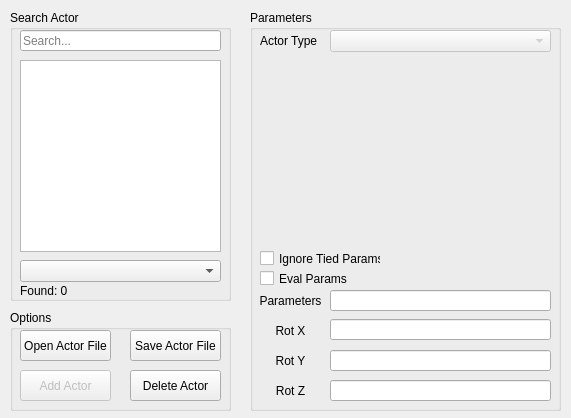
This is res/MainWindow.ui in Yanis42/Cole as Qt 5 draws it before an edit. The edited form follows.
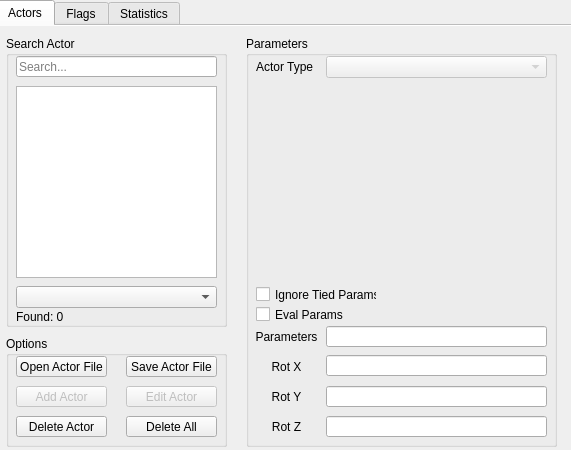
This is the edited form.

Commit message: use tabs in ui, implemented delete all, fixed bugs

The edit to the form file:
```diff
--- a/res/MainWindow.ui
+++ b/res/MainWindow.ui
@@ -7,7 +7,7 @@
     <x>0</x>
     <y>0</y>
     <width>571</width>
-    <height>418</height>
+    <height>450</height>
    </rect>
   </property>
   <property name="sizePolicy">
@@ -19,13 +19,13 @@
   <property name="minimumSize">
    <size>
     <width>571</width>
-    <height>418</height>
+    <height>450</height>
    </size>
   </property>
   <property name="maximumSize">
    <size>
     <width>571</width>
-    <height>418</height>
+    <height>450</height>
    </size>
   </property>
   <property name="windowTitle">
@@ -35,78 +35,38 @@
    <enum>Qt::ToolButtonIconOnly</enum>
   </property>
   <widget class="QWidget" name="centralwidget">
-   <widget class="QGroupBox" name="searchGroup">
-    <property name="geometry">
-     <rect>
-      <x>10</x>
-      <y>10</y>
-      <width>221</width>
-      <height>291</height>
-     </rect>
+   <widget class="QTabWidget" name="tabWidget">
+    <property name="enabled">
+     <bool>true</bool>
     </property>
-    <property name="title">
-     <string>Search Actor</string>
-    </property>
-    <widget class="QLineEdit" name="searchBox">
      <property name="geometry">
       <rect>
-       <x>10</x>
-       <y>20</y>
-       <width>201</width>
-       <height>21</height>
-      </rect>
-     </property>
-     <property name="toolTip">
-      <string/>
-     </property>
-     <property name="whatsThis">
-      <string/>
-     </property>
-     <property name="placeholderText">
-      <string>Search...</string>
-     </property>
-    </widget>
-    <widget class="QLabel" name="actorFoundLabel">
-     <property name="geometry">
-      <rect>
-       <x>10</x>
-       <y>270</y>
-       <width>71</width>
-       <height>21</height>
-      </rect>
-     </property>
-     <property name="text">
-      <string>Found: 0</string>
-     </property>
-    </widget>
-    <widget class="QComboBox" name="actorCategoryList">
-     <property name="geometry">
-      <rect>
-       <x>10</x>
-       <y>250</y>
-       <width>201</width>
-       <height>22</height>
-      </rect>
-     </property>
-    </widget>
-    <widget class="QListWidget" name="actorFoundBox">
-     <property name="geometry">
-      <rect>
-       <x>10</x>
-       <y>50</y>
-       <width>201</width>
-       <height>192</height>
-      </rect>
-     </property>
-    </widget>
-   </widget>
+      <x>-4</x>
+      <y>0</y>
+      <width>581</width>
+      <height>451</height>
+     </rect>
+    </property>
+    <property name="tabShape">
+     <enum>QTabWidget::Rounded</enum>
+    </property>
+    <property name="currentIndex">
+     <number>0</number>
+    </property>
+    <property name="documentMode">
+     <bool>true</bool>
+    </property>
+    <widget class="QWidget" name="actorTab">
+     <attribute name="title">
+      <string>Actors</string>
+     </attribute>
    <widget class="QGroupBox" name="paramGroup">
     <property name="geometry">
      <rect>
       <x>250</x>
       <y>10</y>
       <width>311</width>
-      <height>401</height>
+        <height>411</height>
      </rect>
     </property>
     <property name="title">
@@ -144,7 +104,7 @@
        <x>10</x>
        <y>50</y>
        <width>291</width>
-       <height>191</height>
+         <height>201</height>
       </rect>
      </property>
      <layout class="QFormLayout" name="paramLayout"/>
@@ -153,7 +113,7 @@
      <property name="geometry">
       <rect>
        <x>10</x>
-       <y>240</y>
+         <y>250</y>
        <width>121</width>
        <height>17</height>
       </rect>
@@ -166,7 +126,7 @@
      <property name="geometry">
       <rect>
        <x>80</x>
-       <y>280</y>
+         <y>290</y>
        <width>221</width>
        <height>21</height>
       </rect>
@@ -182,7 +142,7 @@
      <property name="geometry">
       <rect>
        <x>80</x>
-       <y>309</y>
+         <y>319</y>
        <width>221</width>
        <height>21</height>
       </rect>
@@ -195,7 +155,7 @@
      <property name="geometry">
       <rect>
        <x>80</x>
-       <y>340</y>
+         <y>350</y>
        <width>221</width>
        <height>21</height>
       </rect>
@@ -208,7 +168,7 @@
      <property name="geometry">
       <rect>
        <x>80</x>
-       <y>370</y>
+         <y>380</y>
        <width>221</width>
        <height>21</height>
       </rect>
@@ -221,7 +181,7 @@
      <property name="geometry">
       <rect>
        <x>10</x>
-       <y>260</y>
+         <y>270</y>
        <width>91</width>
        <height>17</height>
       </rect>
@@ -234,7 +194,7 @@
      <property name="geometry">
       <rect>
        <x>0</x>
-       <y>280</y>
+         <y>290</y>
        <width>81</width>
        <height>21</height>
       </rect>
@@ -262,7 +222,7 @@
      <property name="geometry">
       <rect>
        <x>0</x>
-       <y>310</y>
+         <y>320</y>
        <width>81</width>
        <height>21</height>
       </rect>
@@ -290,7 +250,7 @@
      <property name="geometry">
       <rect>
        <x>0</x>
-       <y>340</y>
+         <y>350</y>
        <width>81</width>
        <height>21</height>
       </rect>
@@ -318,7 +278,7 @@
      <property name="geometry">
       <rect>
        <x>0</x>
-       <y>370</y>
+         <y>380</y>
        <width>81</width>
        <height>21</height>
       </rect>
@@ -349,7 +309,7 @@
       <x>10</x>
       <y>310</y>
       <width>221</width>
-      <height>101</height>
+        <height>111</height>
      </rect>
     </property>
     <property name="title">
@@ -361,7 +321,7 @@
        <x>10</x>
        <y>20</y>
        <width>91</width>
-       <height>31</height>
+         <height>21</height>
       </rect>
      </property>
      <property name="text">
@@ -374,7 +334,7 @@
        <x>120</x>
        <y>20</y>
        <width>91</width>
-       <height>31</height>
+         <height>21</height>
       </rect>
      </property>
      <property name="text">
@@ -384,10 +344,10 @@
     <widget class="QPushButton" name="deleteActorBtn">
      <property name="geometry">
       <rect>
-       <x>120</x>
-       <y>60</y>
+         <x>10</x>
+         <y>80</y>
        <width>91</width>
-       <height>31</height>
+         <height>21</height>
       </rect>
      </property>
      <property name="text">
@@ -401,14 +361,120 @@
      <property name="geometry">
       <rect>
        <x>10</x>
-       <y>60</y>
+         <y>50</y>
        <width>91</width>
-       <height>31</height>
+         <height>21</height>
       </rect>
      </property>
      <property name="text">
       <string>Add Actor</string>
      </property>
+      </widget>
+      <widget class="QPushButton" name="editActorBtn">
+       <property name="enabled">
+        <bool>false</bool>
+       </property>
+       <property name="geometry">
+        <rect>
+         <x>120</x>
+         <y>50</y>
+         <width>91</width>
+         <height>21</height>
+        </rect>
+       </property>
+       <property name="text">
+        <string>Edit Actor</string>
+       </property>
+      </widget>
+      <widget class="QPushButton" name="deleteAllBtn">
+       <property name="geometry">
+        <rect>
+         <x>120</x>
+         <y>80</y>
+         <width>91</width>
+         <height>21</height>
+        </rect>
+       </property>
+       <property name="text">
+        <string>Delete All</string>
+       </property>
+      </widget>
+     </widget>
+     <widget class="QGroupBox" name="searchGroup">
+      <property name="geometry">
+       <rect>
+        <x>10</x>
+        <y>10</y>
+        <width>221</width>
+        <height>291</height>
+       </rect>
+      </property>
+      <property name="title">
+       <string>Search Actor</string>
+      </property>
+      <widget class="QLineEdit" name="searchBox">
+       <property name="geometry">
+        <rect>
+         <x>10</x>
+         <y>20</y>
+         <width>201</width>
+         <height>21</height>
+        </rect>
+       </property>
+       <property name="toolTip">
+        <string/>
+       </property>
+       <property name="whatsThis">
+        <string/>
+       </property>
+       <property name="placeholderText">
+        <string>Search...</string>
+       </property>
+      </widget>
+      <widget class="QLabel" name="actorFoundLabel">
+       <property name="geometry">
+        <rect>
+         <x>10</x>
+         <y>270</y>
+         <width>71</width>
+         <height>21</height>
+        </rect>
+       </property>
+       <property name="text">
+        <string>Found: 0</string>
+       </property>
+      </widget>
+      <widget class="QComboBox" name="actorCategoryList">
+       <property name="geometry">
+        <rect>
+         <x>10</x>
+         <y>250</y>
+         <width>201</width>
+         <height>22</height>
+        </rect>
+       </property>
+      </widget>
+      <widget class="QListWidget" name="actorFoundBox">
+       <property name="geometry">
+        <rect>
+         <x>10</x>
+         <y>50</y>
+         <width>201</width>
+         <height>192</height>
+        </rect>
+       </property>
+      </widget>
+     </widget>
+    </widget>
+    <widget class="QWidget" name="flagTab">
+     <attribute name="title">
+      <string>Flags</string>
+     </attribute>
+    </widget>
+    <widget class="QWidget" name="statTab">
+     <attribute name="title">
+      <string>Statistics</string>
+     </attribute>
     </widget>
    </widget>
   </widget>
```
Left out of the diff: 2 changed lines with no effect on the pictures. Lines whose indentation alone changed are shown as unchanged. The commit also changes 4 other files.
